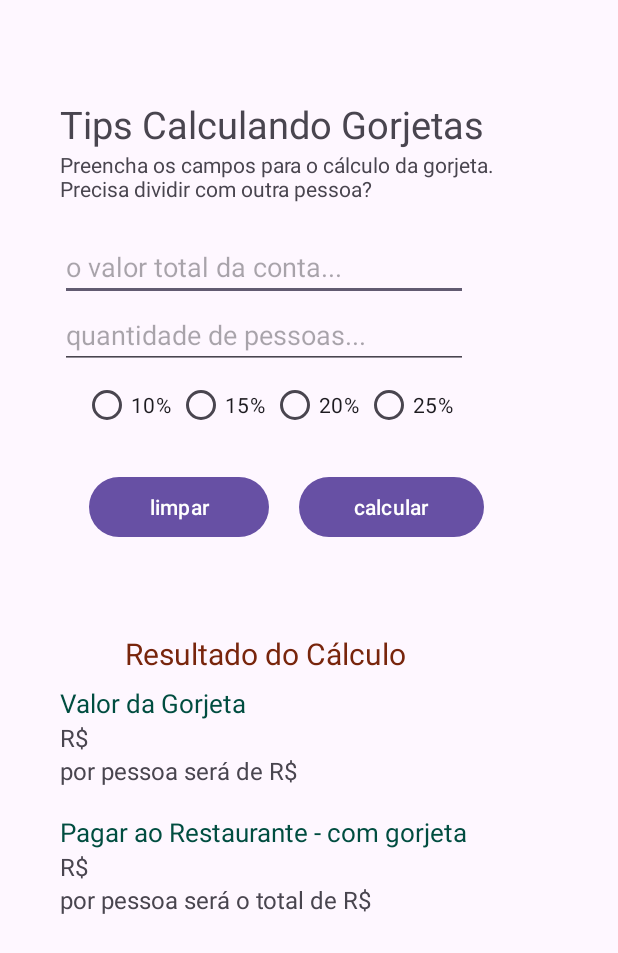
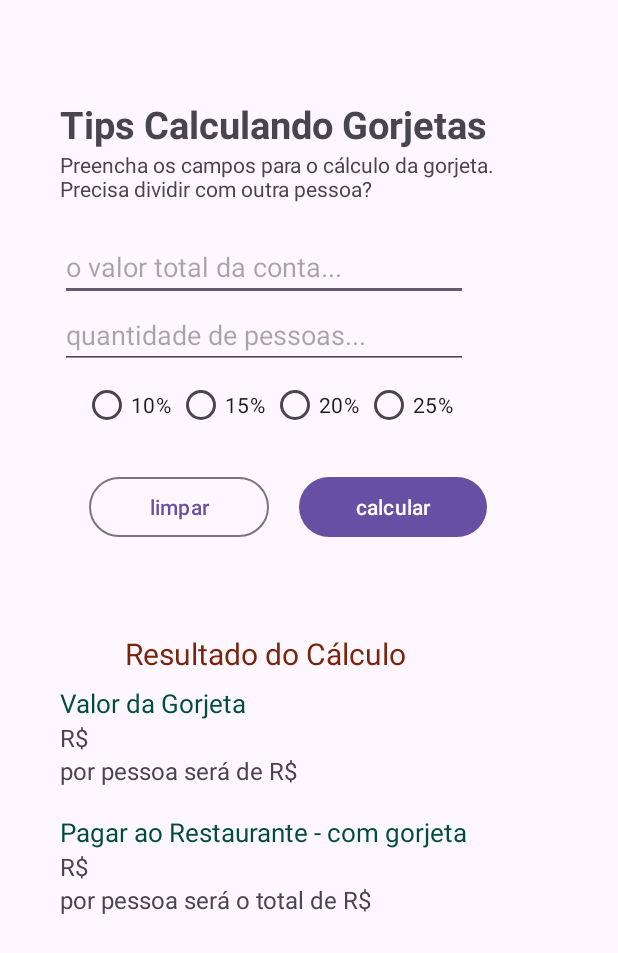
Before and after one commit to maumauriciog/appGorjeta, an Android app: the layout activity_main.xml on its own in the app's theme, with its tools: preview values and no code run, on a phone screen of 412 x 824 dp. Shown: the top 953 px of the screen. Run offline under Robolectric (Android 15) with nearby library versions, the phone set to English and light mode, and no system bars.

Commit message:
change layout buttons ver1.2 and screen

```diff
--- a/app/src/main/java/com/example/appgorjeta/MainActivity.kt
+++ b/app/src/main/java/com/example/appgorjeta/MainActivity.kt
@@ -33,7 +33,6 @@ class MainActivity : AppCompatActivity() {
                 pcr = 20
             }
         }
-
         oct.rbVinteCinco.setOnCheckedChangeListener { _, isChecked ->
             if (isChecked) {
                 pcr = 25
--- a/app/src/main/res/layout/activity_main.xml
+++ b/app/src/main/res/layout/activity_main.xml
@@ -16,6 +16,7 @@
 
     <TextView
         android:id="@+id/txtTitle"
+        style="@style/Title"
         android:layout_width="wrap_content"
         android:layout_height="wrap_content"
         android:layout_marginStart="40sp"
@@ -41,10 +42,10 @@
         android:layout_height="wrap_content"
         android:layout_marginStart="40sp"
         android:layout_marginTop="55sp"
-        android:maxLength="7"
-        android:inputType="numberDecimal"
         android:layout_marginEnd="100sp"
         android:hint="o valor total da conta..."
+        android:inputType="numberDecimal"
+        android:maxLength="7"
         app:layout_constraintTop_toBottomOf="@+id/txtTitle"
         tools:ignore="Autofill,HardcodedText" />
 
@@ -54,9 +55,9 @@
         android:layout_height="wrap_content"
         android:layout_marginStart="40sp"
         android:layout_marginEnd="100sp"
+        android:hint="quantidade de pessoas..."
         android:inputType="number"
         android:maxLength="3"
-        android:hint="quantidade de pessoas..."
         app:layout_constraintTop_toBottomOf="@+id/edtValor"
         tools:ignore="Autofill,HardcodedText" />
 
@@ -64,8 +65,8 @@
         android:id="@+id/rbPrc"
         android:layout_width="wrap_content"
         android:layout_height="wrap_content"
+        android:layout_marginStart="55sp"
         android:orientation="horizontal"
-        android:layout_marginStart="55sp"
         app:layout_constraintStart_toStartOf="parent"
         app:layout_constraintTop_toBottomOf="@id/edtPeople">
 
@@ -75,18 +76,21 @@
             android:layout_height="wrap_content"
             android:text="10% "
             tools:ignore="HardcodedText" />
+
         <RadioButton
             android:id="@+id/rbQuinze"
             android:layout_width="wrap_content"
             android:layout_height="wrap_content"
             android:text="15% "
             tools:ignore="HardcodedText" />
+
         <RadioButton
             android:id="@+id/rbVinte"
             android:layout_width="wrap_content"
             android:layout_height="wrap_content"
             android:text="20% "
             tools:ignore="HardcodedText" />
+
         <RadioButton
             android:id="@+id/rbVinteCinco"
             android:layout_width="wrap_content"
@@ -95,12 +99,13 @@
             tools:ignore="HardcodedText" />
     </RadioGroup>
 
-    <Button
+    <com.google.android.material.button.MaterialButton
         android:id="@+id/btnClean"
+        style="@style/Widget.Material3.Button.OutlinedButton"
         android:layout_width="0dp"
         android:layout_height="wrap_content"
+        android:layout_marginStart="19sp"
         android:layout_marginTop="20sp"
-        android:layout_marginStart="19sp"
         android:layout_marginEnd="10sp"
         android:text="limpar"
         app:layout_constraintEnd_toStartOf="@id/gdlBtnVertical"
@@ -112,8 +117,8 @@
         android:id="@+id/btnDone"
         android:layout_width="0dp"
         android:layout_height="wrap_content"
+        android:layout_marginStart="10sp"
         android:layout_marginTop="20sp"
-        android:layout_marginStart="10sp"
         android:text="calcular"
         app:layout_constraintEnd_toEndOf="@id/txtTitle"
         app:layout_constraintStart_toStartOf="@id/gdlBtnVertical"
@@ -125,10 +130,10 @@
         android:layout_width="wrap_content"
         android:layout_height="wrap_content"
         android:layout_marginStart="83dp"
+        android:layout_marginTop="60sp"
+        android:text="Resultado do Cálculo"
         android:textColor="#78250C"
-        android:text="Resultado do Cálculo"
         android:textSize="20sp"
-        android:layout_marginTop="60sp"
         app:layout_constraintStart_toStartOf="parent"
         app:layout_constraintTop_toBottomOf="@id/btnClean"
         tools:ignore="HardcodedText,SpUsage" />
@@ -137,11 +142,11 @@
         android:id="@+id/txtGorgeta"
         android:layout_width="wrap_content"
         android:layout_height="wrap_content"
+        android:layout_marginStart="40sp"
+        android:layout_marginTop="7sp"
         android:text="Valor da Gorjeta"
+        android:textColor="#004D40"
         android:textSize="17sp"
-        android:layout_marginTop="7sp"
-        android:layout_marginStart="40sp"
-        android:textColor="#004D40"
         app:layout_constraintStart_toStartOf="parent"
         app:layout_constraintTop_toBottomOf="@id/txtTítuloResposta"
         tools:ignore="HardcodedText,SpUsage" />
@@ -150,10 +155,10 @@
         android:id="@+id/txtTotal"
         android:layout_width="wrap_content"
         android:layout_height="wrap_content"
+        android:layout_marginStart="40sp"
+        android:maxLength="9"
         android:text="R$"
-        android:maxLength="9"
         android:textSize="16sp"
-        android:layout_marginStart="40sp"
         app:layout_constraintStart_toStartOf="parent"
         app:layout_constraintTop_toBottomOf="@id/txtGorgeta"
         tools:ignore="HardcodedText,SpUsage" />
@@ -172,11 +177,11 @@
         android:id="@+id/txtTextoPayRest"
         android:layout_width="wrap_content"
         android:layout_height="wrap_content"
+        android:layout_marginStart="40sp"
+        android:layout_marginTop="18sp"
         android:text="Pagar ao Restaurante - com gorjeta"
+        android:textColor="#004D40"
         android:textSize="17sp"
-        android:layout_marginTop="18sp"
-        android:layout_marginStart="40sp"
-        android:textColor="#004D40"
         app:layout_constraintStart_toStartOf="parent"
         app:layout_constraintTop_toBottomOf="@id/txtPpessoa"
         tools:ignore="HardcodedText,SpUsage" />
@@ -185,10 +190,10 @@
         android:id="@+id/txtTotPayRest"
         android:layout_width="wrap_content"
         android:layout_height="wrap_content"
+        android:layout_marginStart="40sp"
+        android:maxLength="9"
         android:text="R$"
-        android:maxLength="9"
         android:textSize="16sp"
-        android:layout_marginStart="40sp"
         app:layout_constraintStart_toStartOf="parent"
         app:layout_constraintTop_toBottomOf="@id/txtTextoPayRest"
         tools:ignore="HardcodedText,SpUsage" />
--- a/app/src/main/res/values/themes.xml
+++ b/app/src/main/res/values/themes.xml
@@ -6,4 +6,10 @@
     </style>
 
     <style name="Theme.AppGorjeta" parent="Base.Theme.AppGorjeta" />
+
+    <style name="Title" parent="Widget.AppCompat.TextView">
+        <item name="android:textSize">32sp</item>
+        <item name="android:textStyle">bold</item>
+    </style>
+
 </resources>
```
